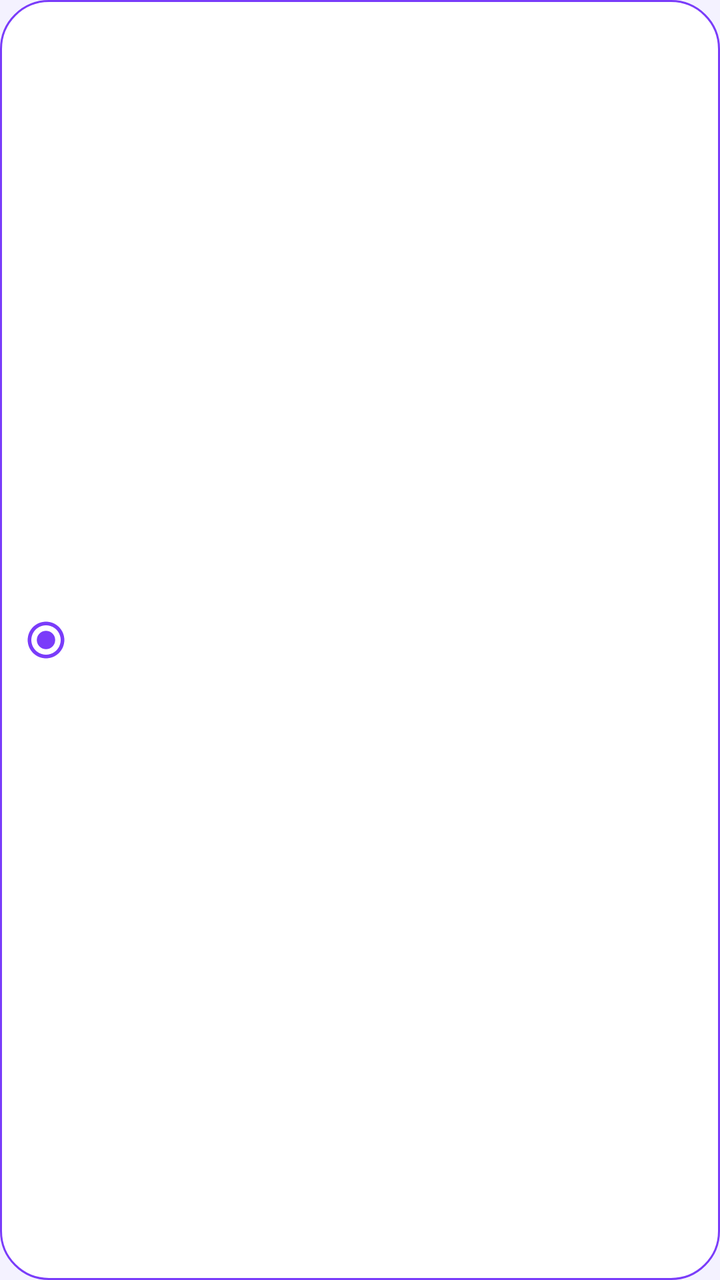
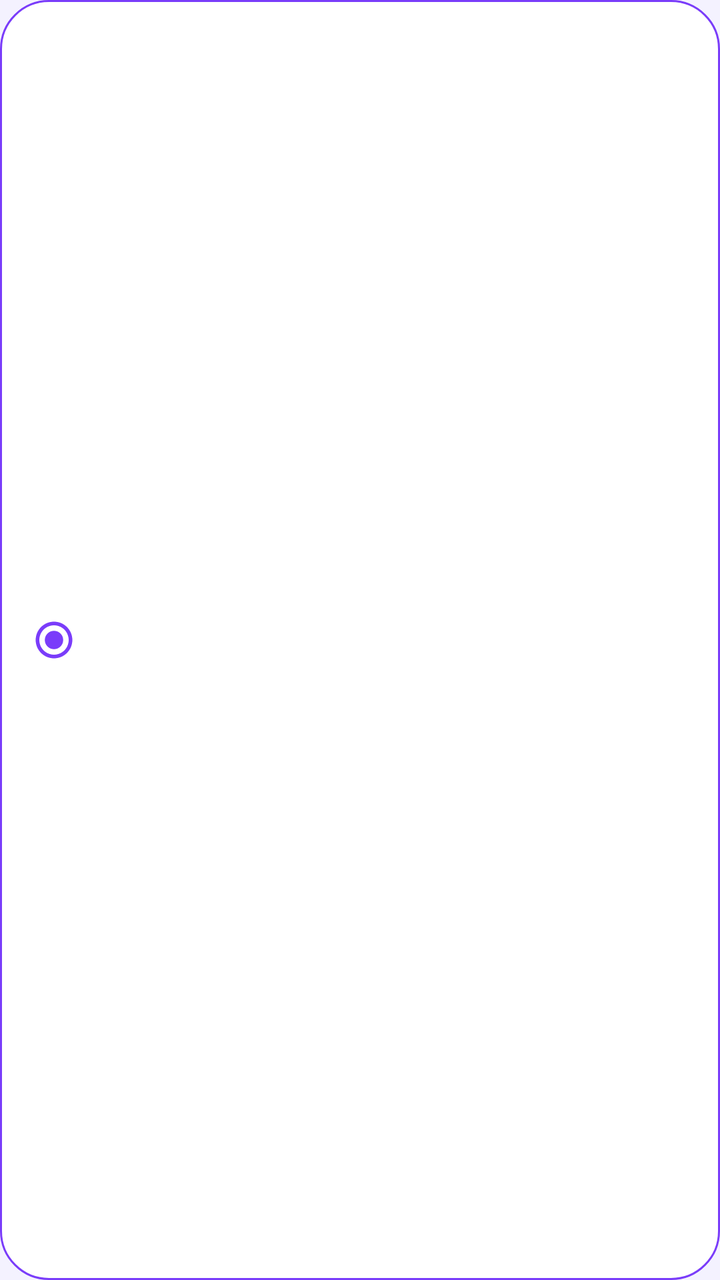

Two renders of the same Android screen: before a commit and after it. Below are the layout's source before the change and the commit's diff.
<!-- AndroidManifest.xml: application theme AppTheme -->
<!-- res/layout/item_select_language_selected.xml -->
<?xml version="1.0" encoding="utf-8"?>
<FrameLayout xmlns:android="http://schemas.android.com/apk/res/android"
    android:layout_width="match_parent"
    android:layout_height="wrap_content"
    android:layout_marginVertical="6dp"
    android:layout_marginHorizontal="16dp"
    android:background="@drawable/bg_language_item_selected"
    android:padding="12dp">

    <ImageView
        android:id="@+id/imgFlag"
        android:layout_width="40dp"
        android:layout_height="30dp"
        android:visibility="gone"
        android:layout_gravity="center_vertical|start"
        android:scaleType="centerCrop" />

    <ImageView
        android:layout_width="22dp"
        android:layout_height="22dp"
        android:layout_gravity="center_vertical|start"
        android:src="@drawable/ic_lang_checked" />

    <TextView
        android:id="@+id/txtLanguage"
        android:layout_width="match_parent"
        android:layout_height="wrap_content"
        android:layout_gravity="center_vertical"
        android:layout_marginStart="30dp"
        android:layout_marginEnd="40dp"
        android:textSize="16sp"
        android:textStyle="bold"
        android:fontFamily="@font/app_font"
        android:textColor="#333333" />


</FrameLayout>
<!-- resources referenced by this layout -->
<resources>
  <!-- drawable bg_language_item_selected (drawable) -->
  <?xml version="1.0" encoding="utf-8"?>
  <shape xmlns:android="http://schemas.android.com/apk/res/android"
      android:shape="rectangle">
  
      <solid android:color="#FFFFFF" />
  
      <stroke
          android:width="1dp"
          android:color="#7A3CFA" />
  
      <corners android:radius="24dp" />
  
  </shape>
  <!-- drawable ic_lang_checked (drawable) -->
  <vector xmlns:android="http://schemas.android.com/apk/res/android"
      android:width="24dp"
      android:height="24dp"
      android:viewportWidth="24"
      android:viewportHeight="24">
      
      <path
          android:pathData="M12,2C6.48,2 2,6.48 2,12s4.48,10 10,10 10,-4.48 10,-10S17.52,2 12,2zm0,18c-4.42,0 -8,-3.58 -8,-8s3.58,-8 8,-8 8,3.58 8,8 -3.58,8 -8,8z"
          android:fillColor="#7A3CFA" />
      
      <path
          android:pathData="M12,12m-5,0a5,5 0,1 1,10 0a5,5 0,1 1,-10 0"
          android:fillColor="#7A3CFA" />
  </vector>
  <style name="AppTheme" parent="Theme.MaterialComponents.DayNight.NoActionBar">
          <item name="android:windowBackground">@color/cosmic_background</item>
          <item name="android:colorBackground">@color/cosmic_background</item>
          <item name="android:windowContentOverlay">@null</item>
          <item name="android:statusBarColor">@android:color/transparent</item>
          <item name="android:navigationBarColor">@android:color/transparent</item>
          <item name="windowNoTitle">true</item>
          <item name="windowActionBar">false</item>
      </style>
  <color name="cosmic_background">#F4F2FF</color>
</resources>

<!-- the commit's change to res/layout/item_select_language_selected.xml (unified diff, before → after) -->
@@ -5,7 +5,7 @@
     android:layout_marginVertical="6dp"
     android:layout_marginHorizontal="16dp"
     android:background="@drawable/bg_language_item_selected"
-    android:padding="12dp">
+    android:padding="16dp">
 
     <ImageView
         android:id="@+id/imgFlag"
